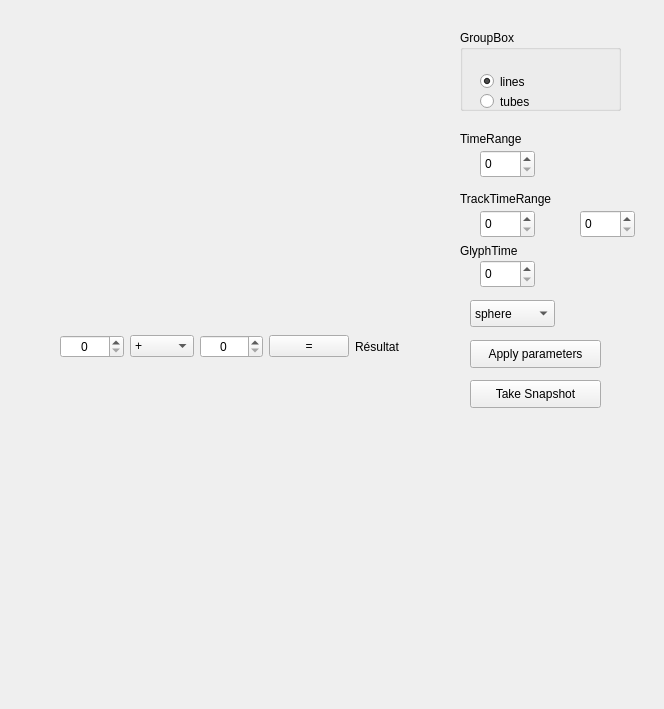
Above: DesignerTrackWidget.ui from NicolasRannou/TrackVisualization before the change. Below: the same form after it.
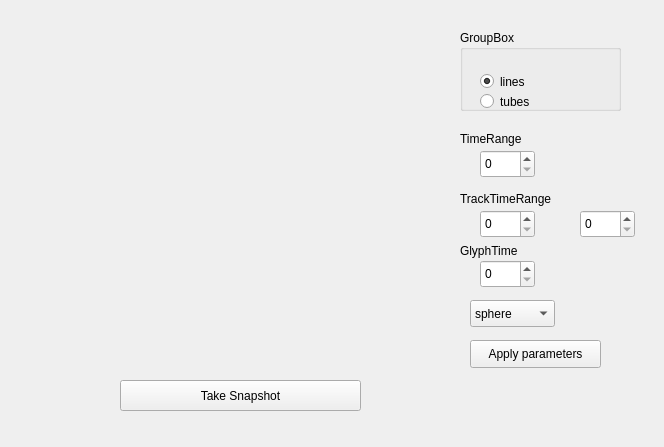
That is the form after the change. Custom widgets are drawn as their Qt base class.

Commit message: UP: remove some buttons (calculator)

Diff of the .ui file:
```diff
--- a/DesignerTrackWidget.ui
+++ b/DesignerTrackWidget.ui
@@ -7,76 +7,12 @@
     <x>0</x>
     <y>0</y>
     <width>664</width>
-    <height>709</height>
+    <height>447</height>
    </rect>
   </property>
   <property name="windowTitle">
    <string>Form</string>
   </property>
-  <widget class="QWidget" name="layoutWidget">
-   <property name="geometry">
-    <rect>
-     <x>60</x>
-     <y>320</y>
-     <width>359</width>
-     <height>54</height>
-    </rect>
-   </property>
-   <layout class="QGridLayout" name="gridLayout">
-    <item row="0" column="0">
-     <widget class="QSpinBox" name="nombre1">
-      <property name="alignment">
-       <set>Qt::AlignCenter</set>
-      </property>
-     </widget>
-    </item>
-    <item row="0" column="1">
-     <widget class="QComboBox" name="operation">
-      <item>
-       <property name="text">
-        <string>+</string>
-       </property>
-      </item>
-      <item>
-       <property name="text">
-        <string>-</string>
-       </property>
-      </item>
-      <item>
-       <property name="text">
-        <string>*</string>
-       </property>
-      </item>
-      <item>
-       <property name="text">
-        <string>/</string>
-       </property>
-      </item>
-     </widget>
-    </item>
-    <item row="0" column="2">
-     <widget class="QSpinBox" name="nombre2">
-      <property name="alignment">
-       <set>Qt::AlignCenter</set>
-      </property>
-     </widget>
-    </item>
-    <item row="0" column="3">
-     <widget class="QPushButton" name="boutonEgal">
-      <property name="text">
-       <string>=</string>
-      </property>
-     </widget>
-    </item>
-    <item row="0" column="4">
-     <widget class="QLabel" name="result">
-      <property name="text">
-       <string>Résultat</string>
-      </property>
-     </widget>
-    </item>
-   </layout>
-  </widget>
   <widget class="QVTKWidget" name="visualizationBox" native="true">
    <property name="geometry">
     <rect>
@@ -244,10 +180,10 @@
   <widget class="QPushButton" name="snapshot">
    <property name="geometry">
     <rect>
-     <x>470</x>
+     <x>120</x>
      <y>380</y>
-     <width>131</width>
-     <height>28</height>
+     <width>241</width>
+     <height>31</height>
     </rect>
    </property>
    <property name="text">
```
The commit also changes 4 other files.
